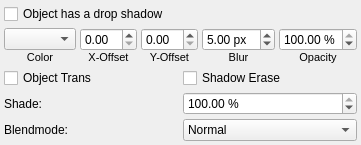
The window that scribus/ui/propertiespalette_shadowbase.ui (nitramr/scribus) describes before a commit, drawn with Qt 5.
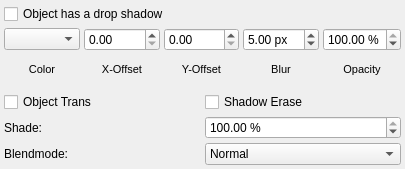
The same window after the commit. Custom widgets are drawn as their Qt base class.

The edit to the form file:
```diff
--- a/scribus/ui/propertiespalette_shadowbase.ui
+++ b/scribus/ui/propertiespalette_shadowbase.ui
@@ -2,6 +2,20 @@
 <ui version="4.0">
  <class>PropertiesPalette_ShadowBase</class>
  <widget class="QWidget" name="PropertiesPalette_ShadowBase">
+  <property name="geometry">
+   <rect>
+    <x>0</x>
+    <y>0</y>
+    <width>405</width>
+    <height>169</height>
+   </rect>
+  </property>
+  <property name="maximumSize">
+   <size>
+    <width>405</width>
+    <height>16777215</height>
+   </size>
+  </property>
   <property name="windowTitle">
    <string notr="true">Form</string>
   </property>
```
